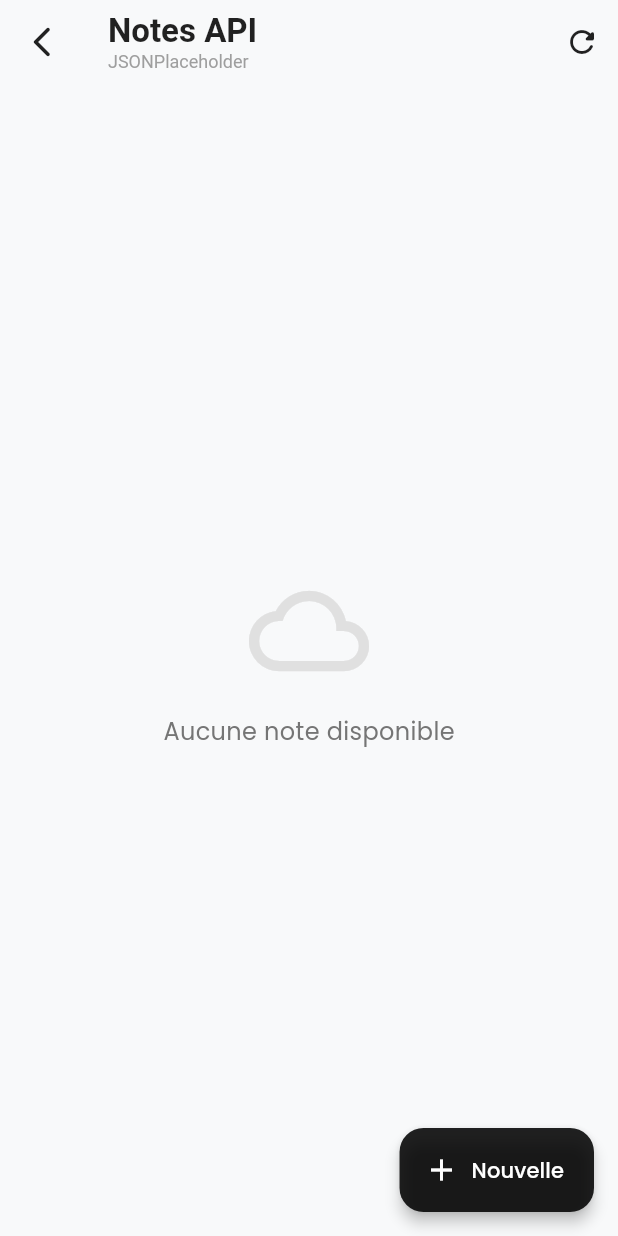
After one commit to mnajem-dev/bloc-notes-app, a Flutter app: the screen it shows after launch, after a tap on the "cloud" icon, on a phone screen of 412 x 824 dp. The commit adds this screen. Run offline on Flutter 3.47's test engine with Material 3 defaults, Android fonts, the phone set to English and light mode, and no system bars; our stand-ins replace cloud_firestore, firebase_core, google_fonts, shared_preferences; accounts and stored records are empty.

Commit message:
feat: Firebase integration (Firestore + ApiService) + update README

```diff
--- a/lib/main.dart
+++ b/lib/main.dart
@@ -1,3 +1,4 @@
+import 'package:firebase_core/firebase_core.dart';
 import 'package:flutter/material.dart';
 import 'package:google_fonts/google_fonts.dart';
 import 'package:provider/provider.dart';
@@ -7,6 +8,7 @@ import 'services/note_service.dart';
 
 void main() async {
   WidgetsFlutterBinding.ensureInitialized();
+  await Firebase.initializeApp();
   final prefs = await SharedPreferences.getInstance();
   runApp(MyApp(prefs: prefs));
 }
--- /dev/null
+++ b/lib/pages/api_notes_page.dart
@@ -0,0 +1,411 @@
+import 'package:flutter/material.dart';
+import '../models/note.dart';
+import '../services/api_service.dart';
+
+class ApiNotesPage extends StatefulWidget {
+  const ApiNotesPage({super.key});
+
+  @override
+  State<ApiNotesPage> createState() => _ApiNotesPageState();
+}
+
+class _ApiNotesPageState extends State<ApiNotesPage> {
+  final ApiService _apiService = ApiService();
+
+  List<Note> _notes = [];
+  bool _isLoading = true;
+  String? _error;
+
+  @override
+  void initState() {
+    super.initState();
+    _loadNotes();
+  }
+
+  Future<void> _loadNotes() async {
+    setState(() {
+      _isLoading = true;
+      _error = null;
+    });
+    try {
+      final notes = await _apiService.getAllNotes();
+      setState(() {
+        _notes = notes;
+        _isLoading = false;
+      });
+    } catch (e) {
+      setState(() {
+        _error = e.toString();
+        _isLoading = false;
+      });
+    }
+  }
+
+  Future<void> _createNote() async {
+    final result = await showDialog<Map<String, String>>(
+      context: context,
+      builder: (ctx) => _CreateNoteDialog(),
+    );
+
+    if (result == null) return;
+
+    try {
+      final newNote = await _apiService.createNote(
+        titre: result['titre']!,
+        contenu: result['contenu']!,
+      );
+      setState(() {
+        _notes.insert(0, newNote);
+      });
+      if (mounted) {
+        ScaffoldMessenger.of(context).showSnackBar(
+          SnackBar(
+            content: Row(
+              children: [
+                const Icon(Icons.check_circle, color: Colors.white),
+                const SizedBox(width: 12),
+                const Text('Note créée avec succès !'),
+              ],
+            ),
+            backgroundColor: Colors.green.shade600,
+            behavior: SnackBarBehavior.floating,
+            shape: RoundedRectangleBorder(borderRadius: BorderRadius.circular(12)),
+          ),
+        );
+      }
+    } catch (e) {
+      if (mounted) {
+        ScaffoldMessenger.of(context).showSnackBar(
+          SnackBar(
+            content: Text('Erreur : ${e.toString()}'),
+            backgroundColor: Colors.red.shade600,
+            behavior: SnackBarBehavior.floating,
+            shape: RoundedRectangleBorder(borderRadius: BorderRadius.circular(12)),
+          ),
+        );
+      }
+    }
+  }
+
+  Future<void> _deleteNote(Note note, int index) async {
+    setState(() => _notes.removeAt(index));
+
+    final success = await _apiService.deleteNote(note.id);
+
+    if (!success && mounted) {
+      setState(() => _notes.insert(index, note));
+      ScaffoldMessenger.of(context).showSnackBar(
+        SnackBar(
+          content: const Text('Échec de la suppression'),
+          backgroundColor: Colors.red.shade600,
+          behavior: SnackBarBehavior.floating,
+          shape: RoundedRectangleBorder(borderRadius: BorderRadius.circular(12)),
+        ),
+      );
+    } else if (mounted) {
+      ScaffoldMessenger.of(context).showSnackBar(
+        SnackBar(
+          content: Row(
+            children: [
+              const Icon(Icons.delete_outline, color: Colors.white),
+              const SizedBox(width: 12),
+              const Text('Note supprimée'),
+            ],
+          ),
+          backgroundColor: Colors.grey.shade700,
+          behavior: SnackBarBehavior.floating,
+          shape: RoundedRectangleBorder(borderRadius: BorderRadius.circular(12)),
+        ),
+      );
+    }
+  }
+
+  @override
+  Widget build(BuildContext context) {
+    return Scaffold(
+      backgroundColor: const Color(0xFFF8F9FA),
+      appBar: AppBar(
+        backgroundColor: Colors.transparent,
+        elevation: 0,
+        leading: IconButton(
+          icon: const Icon(Icons.arrow_back_ios_new_rounded, color: Colors.black87),
+          onPressed: () => Navigator.pop(context),
+        ),
+        title: Column(
+          crossAxisAlignment: CrossAxisAlignment.start,
+          children: [
+            const Text(
+              'Notes API',
+              style: TextStyle(
+                color: Colors.black87,
+                fontSize: 22,
+                fontWeight: FontWeight.bold,
+              ),
+            ),
+            Text(
+              'JSONPlaceholder',
+              style: TextStyle(
+                color: Colors.grey.shade500,
+                fontSize: 12,
+                fontWeight: FontWeight.normal,
+              ),
+            ),
+          ],
+        ),
+        actions: [
+          if (!_isLoading)
+            IconButton(
+              icon: const Icon(Icons.refresh_rounded, color: Colors.black87),
+              onPressed: _loadNotes,
+              tooltip: 'Recharger',
+            ),
+        ],
+      ),
+      body: _buildBody(),
+      floatingActionButton: FloatingActionButton.extended(
+        onPressed: _createNote,
+        backgroundColor: Colors.black87,
+        foregroundColor: Colors.white,
+        icon: const Icon(Icons.add),
+        label: const Text('Nouvelle'),
+        elevation: 4,
+      ),
+    );
+  }
+
+  Widget _buildBody() {
+    if (_isLoading) {
+      return Center(
+        child: Column(
+          mainAxisAlignment: MainAxisAlignment.center,
+          children: [
+            const CircularProgressIndicator(
+              strokeWidth: 3,
+              color: Colors.black87,
+            ),
+            const SizedBox(height: 20),
+            Text(
+              'Chargement en cours…',
+              style: TextStyle(color: Colors.grey.shade600, fontSize: 15),
+            ),
+          ],
+        ),
+      );
+    }
+
+    if (_error != null) {
+      return Center(
+        child: Padding(
+          padding: const EdgeInsets.all(32),
+          child: Column(
+            mainAxisAlignment: MainAxisAlignment.center,
+            children: [
+              Icon(Icons.cloud_off_rounded, size: 80, color: Colors.red.shade300),
+              const SizedBox(height: 16),
+              const Text(
+                'Connexion impossible',
+                style: TextStyle(fontSize: 20, fontWeight: FontWeight.bold),
+              ),
+              const SizedBox(height: 8),
+              Text(
+                _error!,
+                textAlign: TextAlign.center,
+                style: TextStyle(color: Colors.grey.shade600, fontSize: 13),
+              ),
+              const SizedBox(height: 24),
+              ElevatedButton.icon(
+                onPressed: _loadNotes,
+                icon: const Icon(Icons.refresh_rounded),
+                label: const Text('Réessayer'),
+                style: ElevatedButton.styleFrom(
+                  backgroundColor: Colors.black87,
+                  foregroundColor: Colors.white,
+                  padding: const EdgeInsets.symmetric(horizontal: 24, vertical: 12),
+                  shape: RoundedRectangleBorder(borderRadius: BorderRadius.circular(12)),
+                ),
+              ),
+            ],
+          ),
+        ),
+      );
+    }
+
+    if (_notes.isEmpty) {
+      return Center(
+        child: Column(
+          mainAxisAlignment: MainAxisAlignment.center,
+          children: [
+            Icon(Icons.cloud_queue_rounded, size: 80, color: Colors.grey.shade300),
+            const SizedBox(height: 16),
+            Text(
+              'Aucune note disponible',
+              style: TextStyle(fontSize: 16, color: Colors.grey.shade600),
+            ),
+          ],
+        ),
+      );
+    }
+
+    return RefreshIndicator(
+      onRefresh: _loadNotes,
+      color: Colors.black87,
+      child: ListView.separated(
+        padding: const EdgeInsets.fromLTRB(16, 8, 16, 100),
+        itemCount: _notes.length,
+        separatorBuilder: (_, __) => const SizedBox(height: 12),
+        itemBuilder: (context, index) {
+          final note = _notes[index];
+          return Dismissible(
+            key: Key(note.id),
+            direction: DismissDirection.endToStart,
+            background: Container(
+              alignment: Alignment.centerRight,
+              padding: const EdgeInsets.only(right: 20),
+              decoration: BoxDecoration(
+                color: Colors.red.shade400,
+                borderRadius: BorderRadius.circular(16),
+              ),
+              child: const Icon(Icons.delete_outline, color: Colors.white, size: 28),
+            ),
+            onDismissed: (_) => _deleteNote(note, index),
+            child: Container(
+              decoration: BoxDecoration(
+                color: Colors.white,
+                borderRadius: BorderRadius.circular(16),
+                boxShadow: [
+                  BoxShadow(
+                    color: Colors.black.withValues(alpha: 0.05),
+                    blurRadius: 10,
+                    offset: const Offset(0, 4),
+                  ),
+                ],
+              ),
+              child: ListTile(
+                contentPadding: const EdgeInsets.symmetric(horizontal: 20, vertical: 12),
+                leading: Container(
+                  width: 44,
+                  height: 44,
+                  decoration: BoxDecoration(
+                    color: Colors.deepPurple.shade50,
+                    borderRadius: BorderRadius.circular(12),
+                  ),
+                  child: Center(
+                    child: Text(
+                      '#${note.id}',
+                      style: TextStyle(
+                        color: Colors.deepPurple.shade400,
+                        fontWeight: FontWeight.bold,
+                        fontSize: 12,
+                      ),
+                    ),
+                  ),
+                ),
+                title: Text(
+                  note.titre,
+                  style: const TextStyle(
+                    fontWeight: FontWeight.w600,
+                    fontSize: 15,
+                    color: Colors.black87,
+                  ),
+                  maxLines: 1,
+                  overflow: TextOverflow.ellipsis,
+                ),
+                subtitle: Padding(
+                  padding: const EdgeInsets.only(top: 4),
+                  child: Text(
+                    note.contenu,
+                    style: TextStyle(fontSize: 13, color: Colors.grey.shade600, height: 1.4),
+                    maxLines: 2,
+                    overflow: TextOverflow.ellipsis,
+                  ),
+                ),
+                trailing: Icon(Icons.swipe_left_rounded, color: Colors.grey.shade400, size: 18),
+              ),
+            ),
+          );
+        },
+      ),
+    );
+  }
+}
+
+// --- Dialog de création de note ---
+class _CreateNoteDialog extends StatefulWidget {
+  @override
+  State<_CreateNoteDialog> createState() => _CreateNoteDialogState();
+}
+
+class _CreateNoteDialogState extends State<_CreateNoteDialog> {
+  final _titreController = TextEditingController();
+  final _contenuController = TextEditingController();
+  bool _isLoading = false;
+
+  @override
+  void dispose() {
+    _titreController.dispose();
+    _contenuController.dispose();
+    super.dispose();
+  }
+
+  @override
+  Widget build(BuildContext context) {
+    return AlertDialog(
+      shape: RoundedRectangleBorder(borderRadius: BorderRadius.circular(20)),
+      title: const Text('Nouvelle note API', style: TextStyle(fontWeight: FontWeight.bold)),
+      content: Column(
+        mainAxisSize: MainAxisSize.min,
+        children: [
+          TextField(
+            controller: _titreController,
+            decoration: InputDecoration(
+              hintText: 'Titre',
+              filled: true,
+              fillColor: Colors.grey.shade100,
+              border: OutlineInputBorder(
+                borderRadius: BorderRadius.circular(12),
+                borderSide: BorderSide.none,
+              ),
+            ),
+          ),
+          const SizedBox(height: 12),
+          TextField(
+            controller: _contenuController,
+            decoration: InputDecoration(
+              hintText: 'Contenu',
+              filled: true,
+              fillColor: Colors.grey.shade100,
+              border: OutlineInputBorder(
+                borderRadius: BorderRadius.circular(12),
+                borderSide: BorderSide.none,
+              ),
+            ),
+            maxLines: 3,
+          ),
+        ],
+      ),
+      actions: [
+        TextButton(
+          onPressed: () => Navigator.pop(context),
+          child: const Text('Annuler', style: TextStyle(color: Colors.grey)),
+        ),
+        ElevatedButton(
+          onPressed: _isLoading
+              ? null
+              : () {
+                  if (_titreController.text.trim().isEmpty) return;
+                  Navigator.pop(context, {
+                    'titre': _titreController.text.trim(),
+                    'contenu': _contenuController.text.trim(),
+                  });
+                },
+          style: ElevatedButton.styleFrom(
+            backgroundColor: Colors.black87,
+            foregroundColor: Colors.white,
+            shape: RoundedRectangleBorder(borderRadius: BorderRadius.circular(12)),
+          ),
+          child: const Text('Créer'),
+        ),
+      ],
+    );
+  }
+}
--- a/lib/pages/home_page.dart
+++ b/lib/pages/home_page.dart
@@ -3,6 +3,7 @@ import 'package:flutter_staggered_grid_view/flutter_staggered_grid_view.dart';
 import 'package:provider/provider.dart';
 import '../models/note.dart';
 import '../services/note_service.dart';
+import 'api_notes_page.dart';
 import 'create_page.dart';
 import 'detail_page.dart';
 
@@ -146,6 +147,33 @@ class _HomePageState extends State<HomePage> {
                   ),
                   Row(
                     children: [
+                      // API button
+                      Container(
+                        decoration: BoxDecoration(
+                          color: Colors.black87,
+                          borderRadius: BorderRadius.circular(12),
+                          boxShadow: [
+                            BoxShadow(
+                              color: Colors.black.withValues(alpha: 0.15),
+                              blurRadius: 10,
+                              offset: const Offset(0, 4),
+                            ),
+                          ],
+                        ),
+                        child: IconButton(
+                          icon: const Icon(Icons.cloud_rounded, color: Colors.white),
+                          tooltip: 'Notes API',
+                          onPressed: () {
+                            Navigator.push(
+                              context,
+                              MaterialPageRoute(
+                                builder: (_) => const ApiNotesPage(),
+                              ),
+                            );
+                          },
+                        ),
+                      ),
+                      const SizedBox(width: 10),
                       // Sort button
                       Container(
                         decoration: BoxDecoration(
--- /dev/null
+++ b/lib/services/api_service.dart
@@ -0,0 +1,59 @@
+import 'package:cloud_firestore/cloud_firestore.dart';
+import '../models/note.dart';
+
+class ApiService {
+  final FirebaseFirestore _db = FirebaseFirestore.instance;
+  final String _collection = 'notes';
+
+  /// GET — charge toutes les notes depuis Firestore
+  Future<List<Note>> getAllNotes() async {
+    final snapshot = await _db
+        .collection(_collection)
+        .orderBy('dateCreation', descending: true)
+        .get();
+
+    return snapshot.docs.map((doc) {
+      final data = doc.data();
+      return Note(
+        id: doc.id,
+        titre: data['titre'] ?? 'Sans titre',
+        contenu: data['contenu'] ?? '',
+        couleur: data['couleur'] ?? '#FFFFFF',
+        dateCreation: (data['dateCreation'] as Timestamp).toDate(),
+        dateModification: data['dateModification'] != null
+            ? (data['dateModification'] as Timestamp).toDate()
+            : null,
+      );
+    }).toList();
+  }
+
+  /// POST — crée une nouvelle note dans Firestore
+  Future<Note> createNote({required String titre, required String contenu}) async {
+    final now = DateTime.now();
+    final docRef = await _db.collection(_collection).add({
+      'titre': titre,
+      'contenu': contenu,
+      'couleur': '#C8E6C9',
+      'dateCreation': Timestamp.fromDate(now),
+      'dateModification': null,
+    });
+
+    return Note(
+      id: docRef.id,
+      titre: titre,
+      contenu: contenu,
+      couleur: '#C8E6C9',
+      dateCreation: now,
+    );
+  }
+
+  /// DELETE — supprime une note par son ID Firestore
+  Future<bool> deleteNote(String id) async {
+    try {
+      await _db.collection(_collection).doc(id).delete();
+      return true;
+    } catch (_) {
+      return false;
+    }
+  }
+}
--- a/pubspec.yaml
+++ b/pubspec.yaml
@@ -38,6 +38,9 @@ dependencies:
   flutter_staggered_grid_view: ^0.7.0
   provider: ^6.1.5+1
   shared_preferences: ^2.5.5
+  http: ^1.6.0
+  firebase_core: ^4.7.0
+  cloud_firestore: ^6.3.0
 
 dev_dependencies:
   flutter_test:
```
Also changed, not shown: pubspec.lock, 7 other files.
